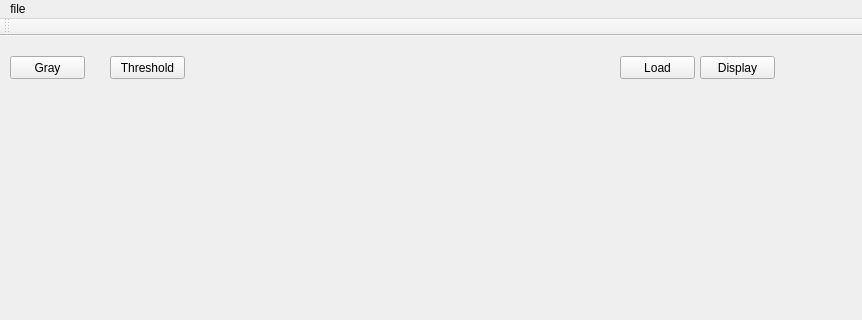
Old version of the form mainwindow.ui in the repository xxwsL/VisualGraphicCode; both pictures show x 0 to 862 and y 0 to 320 of the 862 by 739 pixel window.
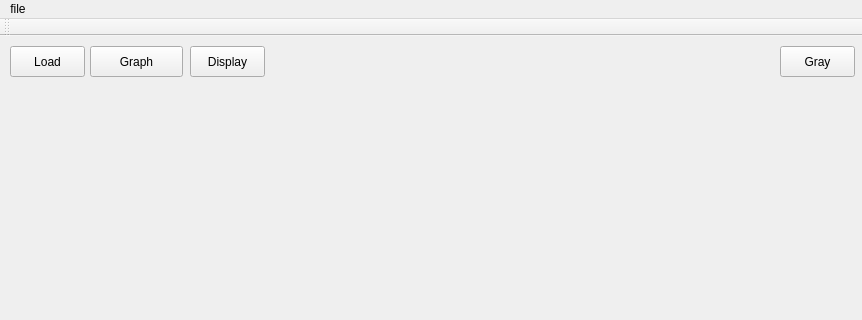
New version of the form.

```diff
--- a/mainwindow.ui
+++ b/mainwindow.ui
@@ -32,10 +32,10 @@
    <widget class="QPushButton" name="Load">
     <property name="geometry">
      <rect>
-      <x>620</x>
-      <y>20</y>
+      <x>10</x>
+      <y>10</y>
       <width>75</width>
-      <height>23</height>
+      <height>31</height>
      </rect>
     </property>
     <property name="text">
@@ -61,10 +61,10 @@
    <widget class="QPushButton" name="Gray">
     <property name="geometry">
      <rect>
-      <x>10</x>
-      <y>20</y>
+      <x>780</x>
+      <y>10</y>
       <width>75</width>
-      <height>23</height>
+      <height>31</height>
      </rect>
     </property>
     <property name="text">
@@ -74,10 +74,10 @@
    <widget class="QPushButton" name="Display">
     <property name="geometry">
      <rect>
-      <x>700</x>
-      <y>20</y>
+      <x>190</x>
+      <y>10</y>
       <width>75</width>
-      <height>23</height>
+      <height>31</height>
      </rect>
     </property>
     <property name="text">
@@ -87,14 +87,14 @@
    <widget class="QPushButton" name="Threshold">
     <property name="geometry">
      <rect>
-      <x>110</x>
-      <y>20</y>
-      <width>75</width>
-      <height>23</height>
+      <x>90</x>
+      <y>10</y>
+      <width>93</width>
+      <height>31</height>
      </rect>
     </property>
     <property name="text">
-     <string>Threshold</string>
+     <string>Graph</string>
     </property>
    </widget>
    <zorder>label</zorder>
```
Left out of the diff: 4 changed lines with no effect on the pictures.
